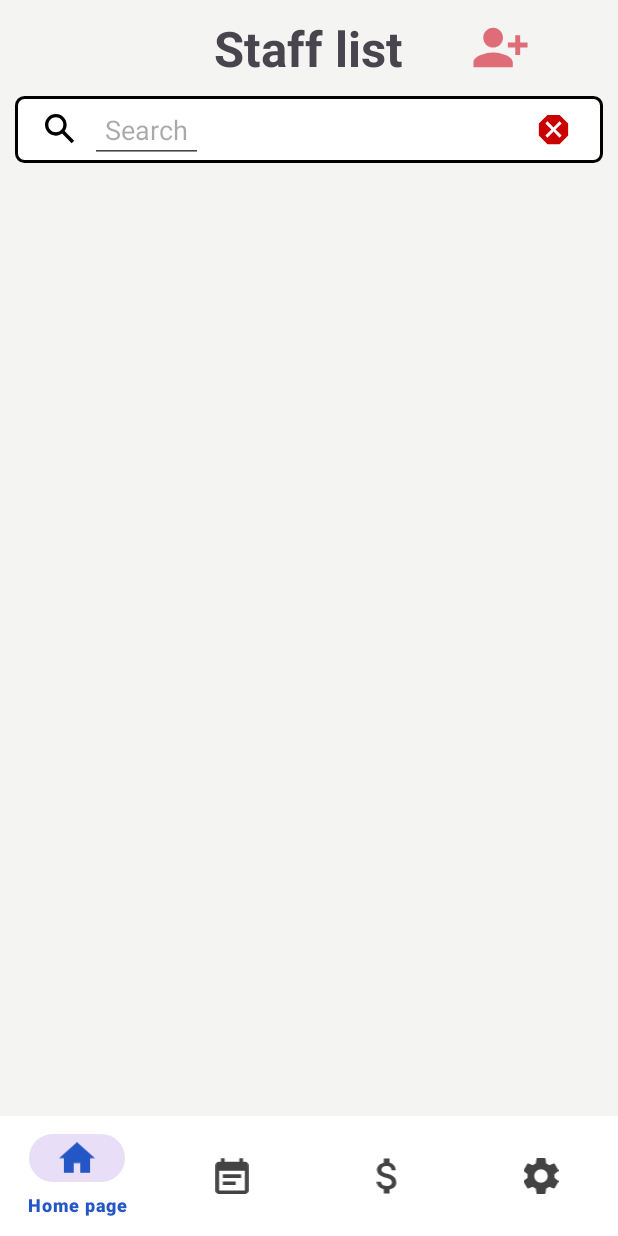
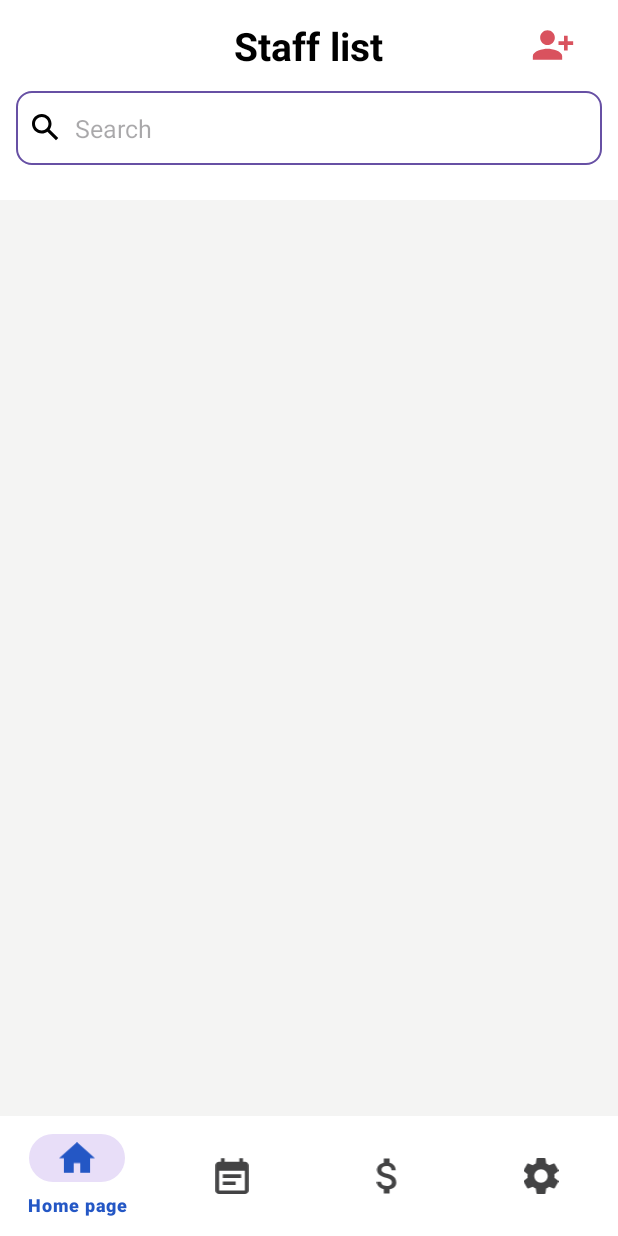
Before and after one commit to VanAnh290903/Timekeeping, an Android app: the screen it shows after launch (MainActivity), on a phone screen of 412 x 824 dp. Run offline under Robolectric (Android 15) with nearby library versions, the phone set to English and light mode, and no system bars; our stand-ins replace Room's generated code, sdp/ssp sizes.

Commit message:
get started

```diff
--- a/app/build.gradle
+++ b/app/build.gradle
@@ -4,7 +4,7 @@ plugins {
 
 android {
     namespace 'com.vanh.timekeeping'
-    compileSdk 33
+    compileSdk 34
 
     defaultConfig {
         applicationId "com.vanh.timekeeping"
--- a/app/src/main/java/com/vanh/timekeeping/adapters/ReviewTimekeepingAdapter.java
+++ b/app/src/main/java/com/vanh/timekeeping/adapters/ReviewTimekeepingAdapter.java
@@ -2,19 +2,14 @@ package com.vanh.timekeeping.adapters;
 
 import android.content.Context;
 import android.view.LayoutInflater;
-import android.view.View;
 import android.view.ViewGroup;
 
 import androidx.annotation.NonNull;
 import androidx.recyclerview.widget.RecyclerView;
 
 import com.vanh.timekeeping.databinding.ItemifRvTimeskeepingBinding;
-import com.vanh.timekeeping.entity.Staff;
 import com.vanh.timekeeping.entity.Timekeeping;
 import com.vanh.timekeeping.listeners.TimekeepingListener;
-import com.vanh.timekeeping.ulitilies.Constants;
-import com.vanh.timekeeping.ulitilies.DatabaseHelper;
-import com.vanh.timekeeping.ulitilies.HelperFunction;
 
 import java.util.List;
 
@@ -22,9 +17,8 @@ public class ReviewTimekeepingAdapter extends RecyclerView.Adapter<ReviewTimekee
     public List<Timekeeping> timekeepingList;
     public TimekeepingListener timekeepingListener;
 
-    private DatabaseHelper databaseHelper;
 
-    public ReviewTimekeepingAdapter(Context context, List<Timekeeping> timekeepingList, TimekeepingListener timekeepingListener) {
+    public ReviewTimekeepingAdapter(List<Timekeeping> timekeepingList, TimekeepingListener timekeepingListener) {
         this.timekeepingList = timekeepingList;
         this.timekeepingListener = timekeepingListener;
 
@@ -50,11 +44,6 @@ public class ReviewTimekeepingAdapter extends RecyclerView.Adapter<ReviewTimekee
         return 0;
     }
 
-//    private String getNameById(int idStaff)
-//    {
-////        String nameStaff= DatabaseHelper.getStaffNameById(idStaff);
-////        return nameStaff;
-//    }
 
     class ReviewTimekeepingAdapterholder extends RecyclerView.ViewHolder{
         ItemifRvTimeskeepingBinding binding;
--- a/app/src/main/java/com/vanh/timekeeping/database/StaffDAO.java
+++ b/app/src/main/java/com/vanh/timekeeping/database/StaffDAO.java
@@ -23,6 +23,8 @@ public interface StaffDAO {
     @Query("SELECT * FROM Staff")
     List<Staff> getAllStaff();
 
+    @Query("SELECT nameStaff FROM Staff WHERE idStaff = :id")
+    String getNameStaffById(String id);
 
 
 }
--- a/app/src/main/java/com/vanh/timekeeping/ulitilies/DatabaseHelper.java
+++ /dev/null
@@ -1,56 +0,0 @@
-package com.vanh.timekeeping.ulitilies;
-
-import android.annotation.SuppressLint;
-import android.content.Context;
-import android.database.Cursor;
-import android.database.sqlite.SQLiteDatabase;
-import android.database.sqlite.SQLiteOpenHelper;
-
-import androidx.annotation.Nullable;
-
-public class DatabaseHelper extends SQLiteOpenHelper {
-    private static final String DATABASE_NAME= "staff.db";
-    private static final int DATABASE_VERSON= Constants.VERSION_ROOM;
-
-    private static final String TABLE_STAFF = "Staff";
-    private static final String COLUMN_ID = "idStaff";
-    private static final String COLUMN_NAME = "nameStaff";
-
-    public DatabaseHelper(@Nullable Context context, @Nullable String name, @Nullable SQLiteDatabase.CursorFactory factory, int version) {
-        super(context, name, factory, version);
-    }
-
-
-    @Override
-    public void onCreate(SQLiteDatabase sqLiteDatabase) {
-        String createTableStaff= "CREATE TABLE " + TABLE_STAFF + "("
-                +COLUMN_ID + "INTEGER PRIMARY KEY, "
-                + COLUMN_NAME + "TEXT)";
-        sqLiteDatabase.execSQL(createTableStaff);
-    }
-
-
-
-
-    @Override
-    public void onUpgrade(SQLiteDatabase sqLiteDatabase, int i, int i1) {
-
-    }
-    @SuppressLint("Range")
-    public String getStaffNameById(int staffId) {
-        String staffName = null;
-        SQLiteDatabase db =this.getReadableDatabase();
-
-        // truy vấn
-        String query = "SELECT " + COLUMN_NAME + "FROM " + TABLE_STAFF +
-                " WHERE " + COLUMN_ID + " = ? ";
-        Cursor cursor = db.rawQuery(query, new String[]{String.valueOf(staffId)});
-        if (cursor.moveToFirst()) {
-            staffName = cursor.getString(cursor.getColumnIndex(COLUMN_NAME));
-        }
-        cursor.close();
-        db.close();
-        return staffName;
-    }
-
-}
--- /dev/null
+++ b/app/src/main/res/drawable/bg_input_search.xml
@@ -0,0 +1,10 @@
+<shape xmlns:android="http://schemas.android.com/apk/res/android"
+    android:shape="rectangle">
+        <corners android:radius="10dp"/>
+    <stroke
+        android:width="1dp"
+        android:color="@color/purple"
+        />
+
+
+</shape>
--- a/app/src/main/res/layout/fragment_homepage.xml
+++ b/app/src/main/res/layout/fragment_homepage.xml
@@ -2,84 +2,93 @@
 <RelativeLayout xmlns:android="http://schemas.android.com/apk/res/android"
     xmlns:tools="http://schemas.android.com/tools"
     android:layout_width="match_parent"
-    android:layout_height="match_parent"
+    android:layout_height="wrap_content"
     android:orientation="horizontal"
-    xmlns:app="http://schemas.android.com/apk/res-auto">
+    xmlns:app="http://schemas.android.com/apk/res-auto"
+    android:background="@color/bg">
 
     <RelativeLayout
-        android:id="@+id/titleHeader"
+        android:id="@+id/layout1"
         android:layout_width="match_parent"
-        android:layout_height="wrap_content">
-
+        android:layout_height="wrap_content"
+        android:orientation="horizontal"
+        android:background="@color/white"
+        android:layout_alignParentTop="true">
         <TextView
             android:id="@+id/titleView"
             android:layout_width="wrap_content"
             android:layout_height="wrap_content"
+            android:layout_marginStart="@dimen/_8sdp"
+            android:layout_marginEnd="@dimen/_8sdp"
+            android:layout_gravity="center"
+            android:textColor="@color/black"
+            android:textStyle="bold"
+            android:layout_centerVertical="true"
+            android:gravity="center"
+
             android:layout_centerInParent="true"
             android:layout_marginTop="20dp"
             android:text="@string/staff_list"
-            android:textAlignment="center"
-            android:textSize="@dimen/_25ssp"
-            android:textStyle="bold" />
+            android:textSize="@dimen/_20ssp"/>
 
         <ImageView
             android:id="@+id/ic_add_staff"
-            android:layout_width="wrap_content"
+            android:layout_width="@dimen/_35sdp"
+            android:layout_height="@dimen/_35sdp"
+            android:layout_marginTop="@dimen/_12sdp"
+            android:layout_marginEnd="@dimen/_16sdp"
+            android:padding="@dimen/_6sdp"
+            android:layout_alignParentTop="true"
+            android:layout_alignParentEnd="true"
+            android:src="@drawable/ic_add_staff"
+            android:layout_centerInParent="true"
+            app:tint="@color/pink" />
+    </RelativeLayout>
+    <ScrollView
+        android:layout_width="match_parent"
         android:layout_height="wrap_content"
-            android:layout_alignParentEnd="true"
-            android:layout_centerInParent="true"
-            android:layout_marginLeft="@dimen/_10sdp"
-            android:layout_marginEnd="@dimen/_10sdp"
-            android:layout_toRightOf="@id/titleView"
-            android:src="@drawable/ic_add_staff" />
-    </RelativeLayout>
-
+        android:layout_below="@id/layout1">
         <RelativeLayout
             android:layout_width="match_parent"
             android:layout_height="wrap_content"
-        android:layout_below="@id/titleHeader"
-        android:background="@drawable/backgroundsearch"
-        android:layout_marginLeft="10dp"
-        android:layout_marginRight="10dp"
-        android:id="@+id/search">
-
-        <ImageView
-            android:id="@+id/icsearchImg"
-            android:layout_width="20dp"
-            android:layout_height="20dp"
-            android:src="@drawable/ic_search"
-            android:layout_alignParentLeft="true"
-            android:layout_centerVertical="true"
-            android:layout_marginRight="10dp"
-            android:layout_marginLeft="20dp"/>
-
+            android:id="@+id/layout2"
+            android:background="@color/white">
             <EditText
+                android:drawableStart="@drawable/ic_search"
+                android:drawablePadding="@dimen/_8sdp"
                 android:id="@+id/search_src_text"
-            android:layout_width="wrap_content"
+                android:layout_width="match_parent"
                 android:layout_height="wrap_content"
-            android:layout_toEndOf="@id/icsearchImg"
+                android:background="@drawable/bg_input_search"
+                android:layout_marginHorizontal="@dimen/_8sdp"
                 android:hint="@string/search"
-            android:padding="10dp"
-
-            tools:ignore="TouchTargetSizeCheck" />
-
+                android:inputType=""
+                android:paddingStart="@dimen/_8sdp"
+                android:paddingEnd="@dimen/_15sdp"
+                android:paddingVertical="@dimen/_10sdp"
+                android:textSize="@dimen/_13sdp"
+                android:autofillHints="username"
+                />
             <ImageView
                 android:id="@+id/icCancel"
                 android:layout_width="@dimen/_20sdp"
                 android:layout_height="@dimen/_20sdp"
-            android:layout_alignParentRight="true"
-            android:layout_marginRight="20dp"
+                android:layout_alignParentEnd="true"
+                android:layout_marginEnd="@dimen/_16sdp"
                 android:src="@drawable/ic_stop"
                 android:layout_centerVertical="true"
+                android:visibility="gone"
                 />
-    </RelativeLayout>
             <androidx.recyclerview.widget.RecyclerView
                 android:paddingHorizontal="@dimen/_8sdp"
                 android:layout_width="match_parent"
                 android:layout_height="wrap_content"
                 android:id="@+id/rcvStaffList"
-        android:layout_below="@id/search"
-        android:layout_marginTop="@dimen/_20sdp"
-        app:layoutManager="androidx.recyclerview.widget.LinearLayoutManager"/>
+                android:layout_below="@id/search_src_text"
+                android:layout_marginTop="@dimen/_18sdp"
+                android:layout_marginHorizontal="@dimen/_10sdp"/>
+
 
         </RelativeLayout>
+    </ScrollView>
+</RelativeLayout>
```
Lines whose indentation alone changed are shown as unchanged.
